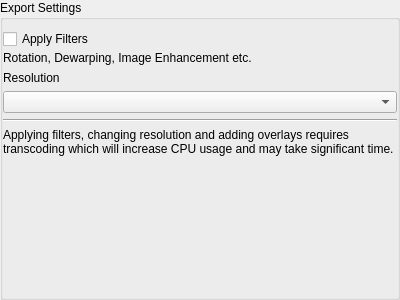
networkoptix/nx_open, file client/nx_client_desktop/src/nx/client/desktop/export/widgets/export_layout_settings_widget.ui: the form before one commit.
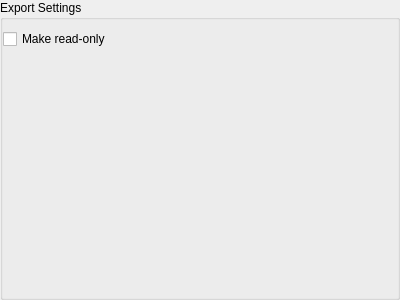
The form after the commit.

Commit message:
# Layout preview
<==== Mercurial data ====>
Branch: x_VMS-6861_universal_export_dialog

```diff
--- a/client/nx_client_desktop/src/nx/client/desktop/export/widgets/export_layout_settings_widget.ui
+++ b/client/nx_client_desktop/src/nx/client/desktop/export/widgets/export_layout_settings_widget.ui
@@ -39,62 +39,9 @@
        <number>0</number>
       </property>
       <item>
-       <layout class="QVBoxLayout" name="verticalLayout_3">
-        <property name="spacing">
-         <number>2</number>
-        </property>
-        <item>
-         <widget class="QCheckBox" name="filtersCheckBox">
-          <property name="text">
-           <string>Apply Filters</string>
-          </property>
-         </widget>
-        </item>
-        <item>
-         <widget class="QLabel" name="filtersLabel">
-          <property name="sizePolicy">
-           <sizepolicy hsizetype="Minimum" vsizetype="Fixed">
-            <horstretch>0</horstretch>
-            <verstretch>0</verstretch>
-           </sizepolicy>
-          </property>
-          <property name="text">
-           <string>Rotation, Dewarping, Image Enhancement etc.</string>
-          </property>
-         </widget>
-        </item>
-       </layout>
-      </item>
-      <item>
-       <widget class="QLabel" name="resolutionLabel">
-        <property name="sizePolicy">
-         <sizepolicy hsizetype="Minimum" vsizetype="Fixed">
-          <horstretch>0</horstretch>
-          <verstretch>0</verstretch>
-         </sizepolicy>
-        </property>
+       <widget class="QCheckBox" name="readOnlyCheckBox">
         <property name="text">
-         <string>Resolution</string>
-        </property>
-       </widget>
-      </item>
-      <item>
-       <widget class="QComboBox" name="resolutionComboBox"/>
-      </item>
-      <item>
-       <widget class="Line" name="line">
-        <property name="orientation">
-         <enum>Qt::Horizontal</enum>
-        </property>
-       </widget>
-      </item>
-      <item>
-       <widget class="QLabel" name="warningLabel">
-        <property name="text">
-         <string>Applying filters, changing resolution and adding overlays requires transcoding which will increase CPU usage and may take significant time.</string>
-        </property>
-        <property name="wordWrap">
-         <bool>true</bool>
+         <string>Make read-only</string>
         </property>
        </widget>
       </item>
```
The commit also changes 6 other files.
